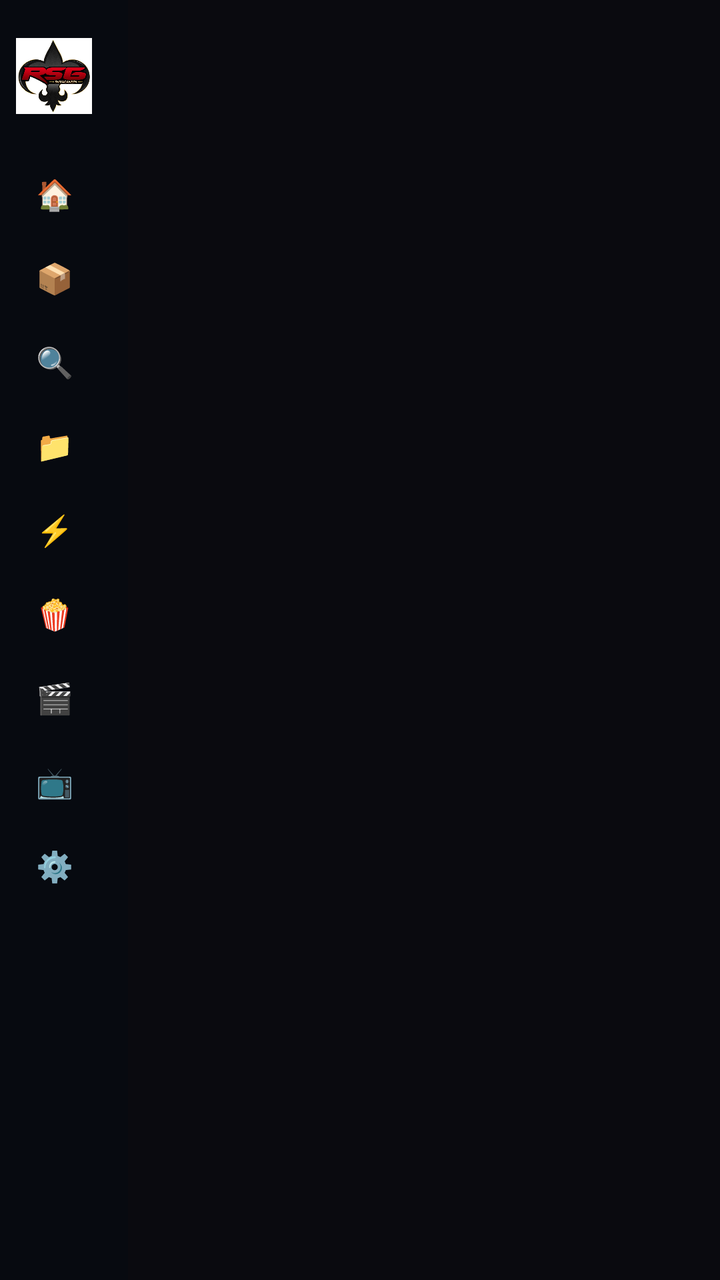
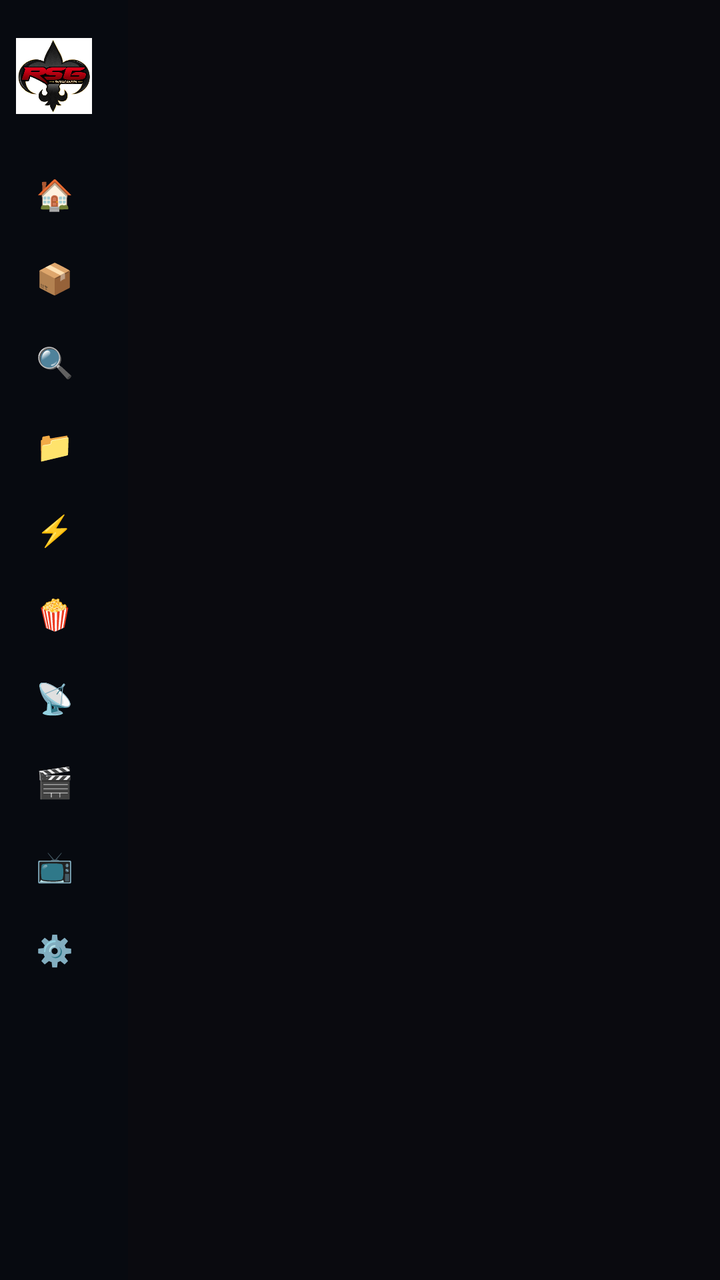

Before-and-after screenshots of an Android layout around one commit, followed by the original layout XML and the change that was made.
<!-- AndroidManifest.xml: application theme Theme.RSGMOVIES -->
<!-- res/layout/activity_main.xml -->
<?xml version="1.0" encoding="utf-8"?>
<LinearLayout xmlns:android="http://schemas.android.com/apk/res/android"
    android:layout_width="match_parent"
    android:layout_height="match_parent"
    android:orientation="horizontal"
    android:background="@color/background">

    
    <LinearLayout
        android:id="@+id/sidebar_container"
        android:layout_width="64dp"
        android:layout_height="match_parent"
        android:orientation="vertical"
        android:background="#070a10"
        android:paddingHorizontal="8dp"
        android:paddingTop="18dp"
        android:paddingBottom="16dp"
        android:elevation="8dp">

        
        <LinearLayout
            android:layout_width="match_parent"
            android:layout_height="40dp"
            android:orientation="horizontal"
            android:gravity="center_vertical"
            android:layout_marginBottom="20dp">

            <ImageView
                android:layout_width="38dp"
                android:layout_height="38dp"
                android:src="@drawable/coverlogo"
                android:scaleType="fitCenter" />

            <LinearLayout
                android:id="@+id/ll_brand_text"
                android:layout_width="wrap_content"
                android:layout_height="wrap_content"
                android:orientation="vertical"
                android:layout_marginStart="10dp"
                android:visibility="gone">

                <TextView
                    android:layout_width="wrap_content"
                    android:layout_height="wrap_content"
                    android:text="RSG"
                    android:textSize="15sp"
                    android:textStyle="bold"
                    android:textColor="@color/text_white" />

                <TextView
                    android:layout_width="wrap_content"
                    android:layout_height="wrap_content"
                    android:text="MOVIES"
                    android:textSize="9sp"
                    android:textStyle="bold"
                    android:textColor="@color/primary_light"
                    android:letterSpacing="0.1" />
            </LinearLayout>
        </LinearLayout>

        
        <ScrollView
            android:layout_width="match_parent"
            android:layout_height="0dp"
            android:layout_weight="1"
            android:scrollbars="none"
            android:fillViewport="true">

            <LinearLayout
                android:layout_width="match_parent"
                android:layout_height="wrap_content"
                android:orientation="vertical">

                
                <LinearLayout
                    android:id="@+id/nav_home"
                    android:layout_width="match_parent"
                    android:layout_height="38dp"
                    android:orientation="horizontal"
                    android:gravity="center_vertical"
                    android:paddingHorizontal="10dp"
                    android:background="@drawable/nav_item_selector"
                    android:focusable="true"
                    android:layout_marginBottom="4dp">

                    <TextView
                        android:layout_width="wrap_content"
                        android:layout_height="wrap_content"
                        android:text="🏠"
                        android:textSize="15sp" />

                    <TextView
                        android:id="@+id/tv_label_home"
                        android:layout_width="wrap_content"
                        android:layout_height="wrap_content"
                        android:text="Home"
                        android:textSize="12.5sp"
                        android:textStyle="bold"
                        android:textColor="@color/text_secondary"
                        android:layout_marginStart="14dp"
                        android:visibility="gone" />
                </LinearLayout>

                
                <LinearLayout
                    android:id="@+id/nav_moviebox"
                    android:layout_width="match_parent"
                    android:layout_height="38dp"
                    android:orientation="horizontal"
                    android:gravity="center_vertical"
                    android:paddingHorizontal="10dp"
                    android:background="@drawable/nav_item_selector"
                    android:focusable="true"
                    android:layout_marginBottom="4dp">

                    <TextView
                        android:layout_width="wrap_content"
                        android:layout_height="wrap_content"
                        android:text="📦"
                        android:textSize="15sp" />

                    <TextView
                        android:id="@+id/tv_label_moviebox"
                        android:layout_width="wrap_content"
                        android:layout_height="wrap_content"
                        android:text="Moviebox"
                        android:textSize="12.5sp"
                        android:textStyle="bold"
                        android:textColor="@color/text_secondary"
                        android:layout_marginStart="14dp"
                        android:visibility="gone" />
                </LinearLayout>

                
                <LinearLayout
                    android:id="@+id/nav_search"
                    android:layout_width="match_parent"
                    android:layout_height="38dp"
                    android:orientation="horizontal"
                    android:gravity="center_vertical"
                    android:paddingHorizontal="10dp"
                    android:background="@drawable/nav_item_selector"
                    android:focusable="true"
                    android:layout_marginBottom="4dp">

                    <TextView
                        android:layout_width="wrap_content"
                        android:layout_height="wrap_content"
                        android:text="🔍"
                        android:textSize="15sp" />

                    <TextView
                        android:id="@+id/tv_label_search"
                        android:layout_width="wrap_content"
                        android:layout_height="wrap_content"
                        android:text="Search"
                        android:textSize="12.5sp"
                        android:textStyle="bold"
                        android:textColor="@color/text_secondary"
                        android:layout_marginStart="14dp"
                        android:visibility="gone" />
                </LinearLayout>

                
                <LinearLayout
                    android:id="@+id/nav_files"
                    android:layout_width="match_parent"
                    android:layout_height="38dp"
                    android:orientation="horizontal"
                    android:gravity="center_vertical"
                    android:paddingHorizontal="10dp"
                    android:background="@drawable/nav_item_selector"
                    android:focusable="true"
                    android:layout_marginBottom="4dp">

                    <TextView
                        android:layout_width="wrap_content"
                        android:layout_height="wrap_content"
                        android:text="📁"
                        android:textSize="15sp" />

                    <TextView
                        android:id="@+id/tv_label_files"
                        android:layout_width="wrap_content"
                        android:layout_height="wrap_content"
                        android:text="Files"
                        android:textSize="12.5sp"
                        android:textStyle="bold"
                        android:textColor="@color/text_secondary"
                        android:layout_marginStart="14dp"
                        android:visibility="gone" />
                </LinearLayout>

                
                <LinearLayout
                    android:id="@+id/nav_tamilmv"
                    android:layout_width="match_parent"
                    android:layout_height="38dp"
                    android:orientation="horizontal"
                    android:gravity="center_vertical"
                    android:paddingHorizontal="10dp"
                    android:background="@drawable/nav_item_selector"
                    android:focusable="true"
                    android:layout_marginBottom="4dp">

                    <TextView
                        android:layout_width="wrap_content"
                        android:layout_height="wrap_content"
                        android:text="⚡"
                        android:textSize="15sp" />

                    <TextView
                        android:id="@+id/tv_label_tamilmv"
                        android:layout_width="wrap_content"
                        android:layout_height="wrap_content"
                        android:text="Tamilmv"
                        android:textSize="12.5sp"
                        android:textStyle="bold"
                        android:textColor="@color/text_secondary"
                        android:layout_marginStart="14dp"
                        android:visibility="gone" />
                </LinearLayout>

                
                <LinearLayout
                    android:id="@+id/nav_movierulz"
                    android:layout_width="match_parent"
                    android:layout_height="38dp"
                    android:orientation="horizontal"
                    android:gravity="center_vertical"
                    android:paddingHorizontal="10dp"
                    android:background="@drawable/nav_item_selector"
                    android:focusable="true"
                    android:layout_marginBottom="4dp">

                    <TextView
                        android:layout_width="wrap_content"
                        android:layout_height="wrap_content"
                        android:text="🍿"
                        android:textSize="15sp" />

                    <TextView
                        android:id="@+id/tv_label_movierulz"
                        android:layout_width="wrap_content"
                        android:layout_height="wrap_content"
                        android:text="Movierulz"
                        android:textSize="12.5sp"
                        android:textStyle="bold"
                        android:textColor="@color/text_secondary"
                        android:layout_marginStart="14dp"
                        android:visibility="gone" />
                </LinearLayout>

                
                <LinearLayout
                    android:id="@+id/nav_movies"
                    android:layout_width="match_parent"
                    android:layout_height="38dp"
                    android:orientation="horizontal"
                    android:gravity="center_vertical"
                    android:paddingHorizontal="10dp"
                    android:background="@drawable/nav_item_selector"
                    android:focusable="true"
                    android:layout_marginBottom="4dp">

                    <TextView
                        android:layout_width="wrap_content"
                        android:layout_height="wrap_content"
                        android:text="🎬"
                        android:textSize="15sp" />

                    <TextView
                        android:id="@+id/tv_label_movies"
                        android:layout_width="wrap_content"
                        android:layout_height="wrap_content"
                        android:text="Movies"
                        android:textSize="12.5sp"
                        android:textStyle="bold"
                        android:textColor="@color/text_secondary"
                        android:layout_marginStart="14dp"
                        android:visibility="gone" />
                </LinearLayout>

                
                <LinearLayout
                    android:id="@+id/nav_series"
                    android:layout_width="match_parent"
                    android:layout_height="38dp"
                    android:orientation="horizontal"
                    android:gravity="center_vertical"
                    android:paddingHorizontal="10dp"
                    android:background="@drawable/nav_item_selector"
                    android:focusable="true"
                    android:layout_marginBottom="4dp">

                    <TextView
                        android:layout_width="wrap_content"
                        android:layout_height="wrap_content"
                        android:text="📺"
                        android:textSize="15sp" />

                    <TextView
                        android:id="@+id/tv_label_series"
                        android:layout_width="wrap_content"
                        android:layout_height="wrap_content"
                        android:text="Series"
                        android:textSize="12.5sp"
                        android:textStyle="bold"
                        android:textColor="@color/text_secondary"
                        android:layout_marginStart="14dp"
                        android:visibility="gone" />
                </LinearLayout>

                
                <LinearLayout
                    android:id="@+id/nav_settings"
                    android:layout_width="match_parent"
                    android:layout_height="38dp"
                    android:orientation="horizontal"
                    android:gravity="center_vertical"
                    android:paddingHorizontal="10dp"
                    android:background="@drawable/nav_item_selector"
                    android:focusable="true"
                    android:layout_marginBottom="4dp">

                    <TextView
                        android:layout_width="wrap_content"
                        android:layout_height="wrap_content"
                        android:text="⚙️"
                        android:textSize="15sp" />

                    <TextView
                        android:id="@+id/tv_label_settings"
                        android:layout_width="wrap_content"
                        android:layout_height="wrap_content"
                        android:text="Settings"
                        android:textSize="12.5sp"
                        android:textStyle="bold"
                        android:textColor="@color/text_secondary"
                        android:layout_marginStart="14dp"
                        android:visibility="gone" />
                </LinearLayout>

            </LinearLayout>
        </ScrollView>
    </LinearLayout>

    
    <FrameLayout
        android:id="@+id/main_content_frame"
        android:layout_width="match_parent"
        android:layout_height="match_parent"
        android:background="@color/background" />

</LinearLayout>
<!-- resources referenced by this layout -->
<resources>
  <color name="background">#0a0a0f</color>
  <color name="primary_light">#3b82f6</color>
  <color name="text_secondary">#9ca3af</color>
  <color name="text_white">#ffffff</color>
  <!-- drawable coverlogo: jpg bitmap (drawable, 33036 bytes) -->
  <!-- drawable nav_item_selector (drawable) -->
  <?xml version="1.0" encoding="utf-8"?>
  <selector xmlns:android="http://schemas.android.com/apk/res/android">
      <item android:state_focused="true">
          <shape android:shape="rectangle">
              <solid android:color="@color/primary" />
              <corners android:radius="10dp" />
              <stroke android:width="1.5dp" android:color="@color/primary_light" />
          </shape>
      </item>
      <item android:state_selected="true">
          <shape android:shape="rectangle">
              <solid android:color="@color/focus_bg" />
              <corners android:radius="10dp" />
              <stroke android:width="1dp" android:color="@color/primary" />
          </shape>
      </item>
      <item>
          <shape android:shape="rectangle">
              <solid android:color="@android:color/transparent" />
              <corners android:radius="10dp" />
          </shape>
      </item>
  </selector>
  <style name="Theme.RSGMOVIES" parent="@style/Theme.Leanback">
          <item name="android:stateListAnimator">@null</item>
      </style>
  <color name="primary">#2563eb</color>
  <color name="focus_bg">#382563eb</color>
</resources>

<!-- the commit's change to res/layout/activity_main.xml (unified diff, before → after) -->
@@ -253,6 +253,36 @@
 
                 
                 <LinearLayout
+                    android:id="@+id/nav_livetv"
+                    android:layout_width="match_parent"
+                    android:layout_height="38dp"
+                    android:orientation="horizontal"
+                    android:gravity="center_vertical"
+                    android:paddingHorizontal="10dp"
+                    android:background="@drawable/nav_item_selector"
+                    android:focusable="true"
+                    android:layout_marginBottom="4dp">
+
+                    <TextView
+                        android:layout_width="wrap_content"
+                        android:layout_height="wrap_content"
+                        android:text="📡"
+                        android:textSize="15sp" />
+
+                    <TextView
+                        android:id="@+id/tv_label_livetv"
+                        android:layout_width="wrap_content"
+                        android:layout_height="wrap_content"
+                        android:text="Live TV"
+                        android:textSize="12.5sp"
+                        android:textStyle="bold"
+                        android:textColor="@color/text_secondary"
+                        android:layout_marginStart="14dp"
+                        android:visibility="gone" />
+                </LinearLayout>
+
+                
+                <LinearLayout
                     android:id="@+id/nav_movies"
                     android:layout_width="match_parent"
                     android:layout_height="38dp"
